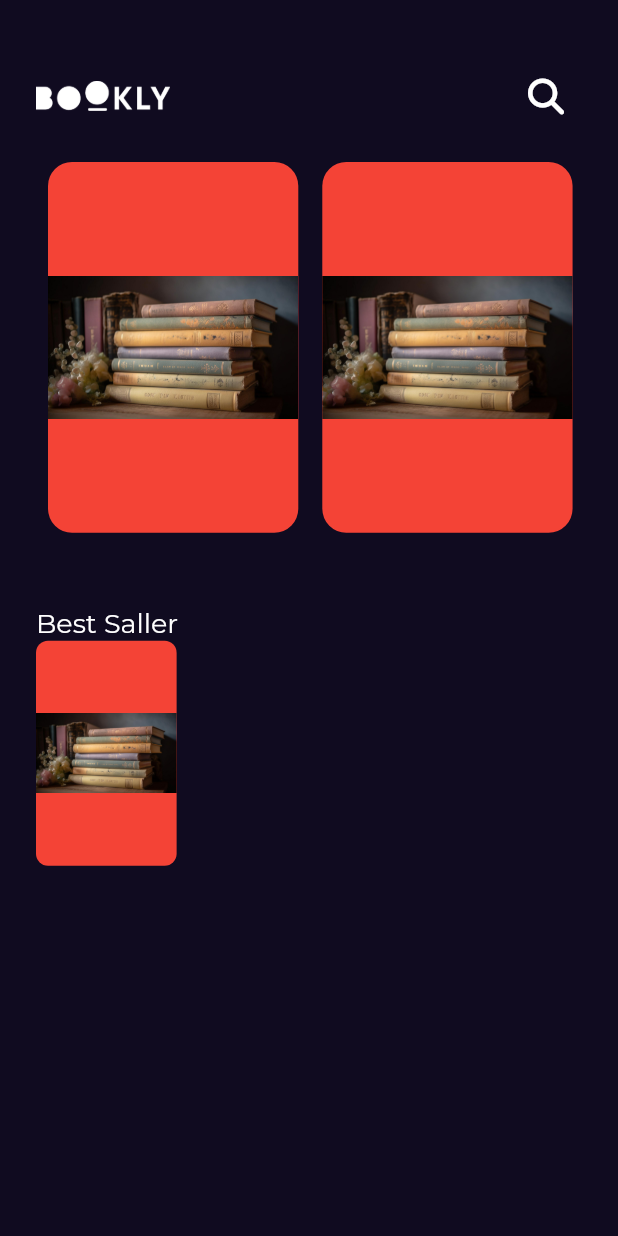
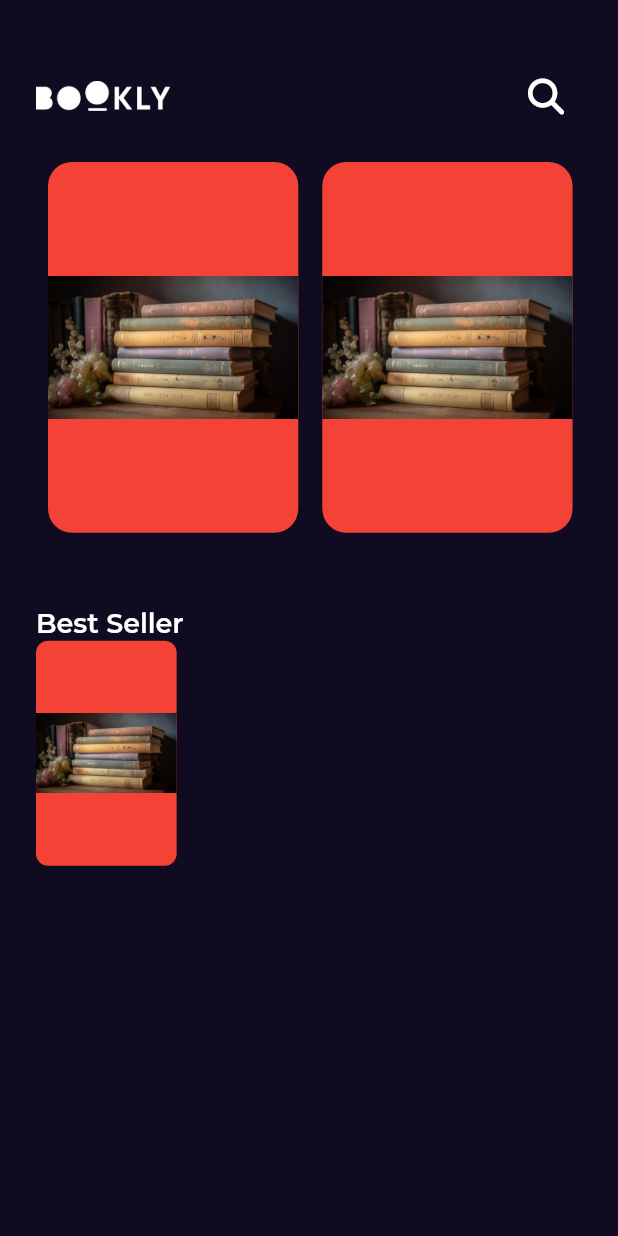
Before and after one commit to AhmedAlbay/bookly_app, a Flutter app: the screen it shows after launch, on a phone screen of 412 x 824 dp. Run offline on Flutter 3.47's test engine with Material 2 defaults, Android fonts, the phone set to English and light mode, and no system bars; our stand-ins replace font_awesome_flutter, get, google_fonts.

Commit message:
create style to this app

```diff
--- a/lib/Features/home/presentation/views/widgets/home_view_body.dart
+++ b/lib/Features/home/presentation/views/widgets/home_view_body.dart
@@ -21,8 +21,8 @@ class HomeViewBody extends StatelessWidget {
             height: 50,
           ),
           Text(
-            'Best Saller',
-            style: Styless.tilteMedium,
+            'Best Seller',
+            style: Styles.textStyle18,
           ),
           BestSallerListViewItem(),
         ],
--- a/lib/const.dart
+++ b/lib/const.dart
@@ -2,3 +2,4 @@ import 'package:flutter/material.dart';
 
 const kPrimaryColor = Color(0xff100B20);
 const kTransitionDuration = Duration(milliseconds: 250);
+const kGtSectraFine = 'GT Sectra Fine';
--- a/lib/core/utils/styless.dart
+++ b/lib/core/utils/styless.dart
@@ -1,7 +1,26 @@
+import 'package:bookly_app/const.dart';
 import 'package:flutter/material.dart';
 
-abstract class Styless {
-  static const tilteMedium = TextStyle(
+abstract class Styles {
+  static const textStyle18 = TextStyle(
     fontSize: 18,
+    fontWeight: FontWeight.w600,
+  );
+  static const textStyle20 = TextStyle(
+    fontSize: 20,
+    fontWeight: FontWeight.normal,
+    fontFamily: kGtSectraFine,
+  );
+  static const textStyle14 = TextStyle(
+    fontSize: 14,
+    fontWeight: FontWeight.normal,
+  );
+  static const textStyle16 = TextStyle(
+    fontSize: 16,
+    fontWeight: FontWeight.w500,
+  );
+  static const textStyle30 = TextStyle(
+    fontSize: 30,
+    fontWeight: FontWeight.normal,
   );
 }
```
